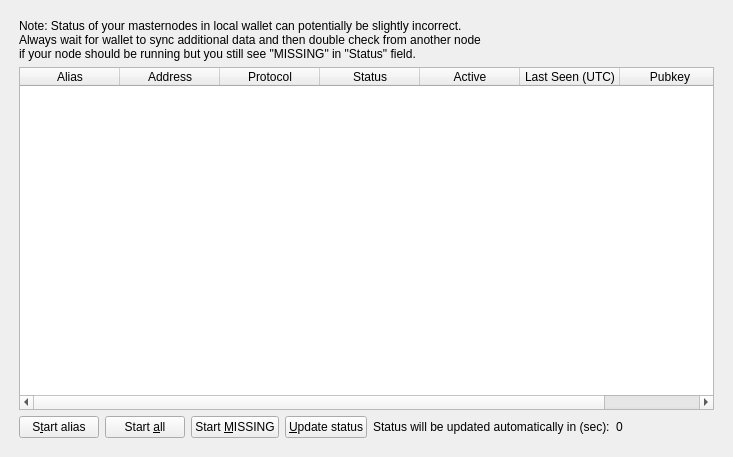
This is src/qt/forms/masternodelist.ui in ElCrebel/Merebel as Qt 5 draws it before an edit. The edited form follows.
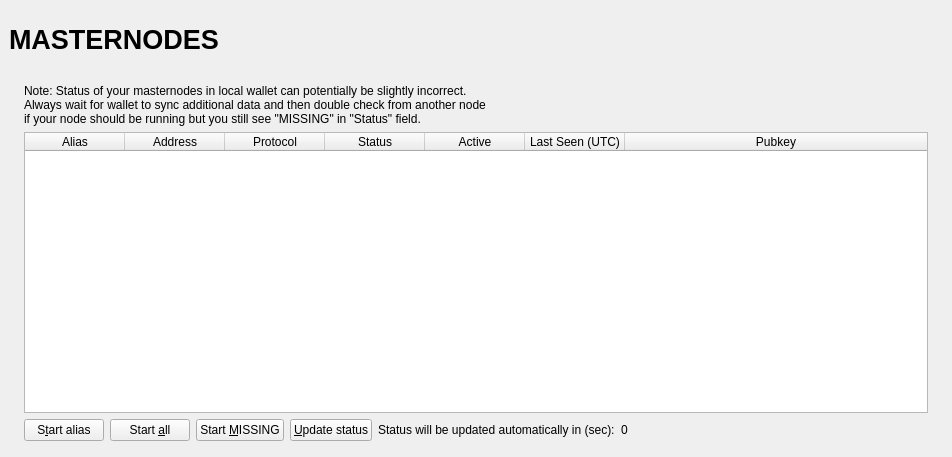
This is the edited form.

The edit to the form file:
```diff
--- a/src/qt/forms/masternodelist.ui
+++ b/src/qt/forms/masternodelist.ui
@@ -13,29 +13,119 @@
   <property name="windowTitle">
    <string>Form</string>
   </property>
-  <layout class="QVBoxLayout" name="topLayout">
-   <property name="leftMargin">
-    <number>10</number>
+  <layout class="QVBoxLayout" name="topLayout" stretch="0">
+   <property name="margin">
+    <number>9</number>
    </property>
-   <property name="topMargin">
-    <number>10</number>
-   </property>
-   <property name="rightMargin">
-    <number>10</number>
-   </property>
-   <property name="bottomMargin">
-    <number>10</number>
-   </property>
+   <item>
+    <layout class="QVBoxLayout" name="verticalLayout_Master" stretch="0,1">
+     <property name="spacing">
+      <number>0</number>
+     </property>
+     <item>
+      <widget class="QFrame" name="frame_Header">
+       <layout class="QVBoxLayout" name="verticalLayout_4">
+        <property name="margin">
+         <number>0</number>
+        </property>
+        <item>
+         <layout class="QHBoxLayout" name="horizontalLayout_Header" stretch="1,0,1">
+          <item>
+           <widget class="QLabel" name="labelOverviewHeaderLeft">
+            <property name="minimumSize">
+             <size>
+              <width>464</width>
+              <height>60</height>
+             </size>
+            </property>
+            <property name="maximumSize">
+             <size>
+              <width>16777215</width>
+              <height>60</height>
+             </size>
+            </property>
+            <property name="font">
+             <font>
+              <pointsize>20</pointsize>
+              <weight>75</weight>
+              <bold>true</bold>
+             </font>
+            </property>
+            <property name="text">
+             <string>MASTERNODES</string>
+            </property>
+           </widget>
+          </item>
     <item>
-     <widget class="QWidget" name="tabMyMasternodes">
-      <attribute name="title">
-       <string>My Masternodes</string>
-      </attribute>
+           <spacer name="horizontalSpacer">
+            <property name="orientation">
+             <enum>Qt::Horizontal</enum>
+            </property>
+            <property name="sizeHint" stdset="0">
+             <size>
+              <width>40</width>
+              <height>20</height>
+             </size>
+            </property>
+           </spacer>
+          </item>
+          <item>
+           <widget class="QLabel" name="labelOverviewHeaderRight">
+            <property name="minimumSize">
+             <size>
+              <width>464</width>
+              <height>60</height>
+             </size>
+            </property>
+            <property name="maximumSize">
+             <size>
+              <width>16777215</width>
+              <height>60</height>
+             </size>
+            </property>
+            <property name="font">
+             <font>
+              <pointsize>14</pointsize>
+             </font>
+            </property>
+            <property name="text">
+             <string/>
+            </property>
+            <property name="alignment">
+             <set>Qt::AlignRight|Qt::AlignTrailing|Qt::AlignVCenter</set>
+            </property>
+           </widget>
+          </item>
+         </layout>
+        </item>
+       </layout>
+      </widget>
+     </item>
+     <item>
+      <widget class="QFrame" name="frame_BG">
+       <layout class="QVBoxLayout" name="verticalLayout_3">
+        <property name="margin">
+         <number>6</number>
+        </property>
+        <item>
+         <widget class="QFrame" name="frame_Content">
+          <layout class="QVBoxLayout" name="verticalLayout">
+           <property name="spacing">
+            <number>0</number>
+           </property>
+           <property name="margin">
+            <number>0</number>
+           </property>
+           <item>
       <layout class="QGridLayout" name="gridLayout_2">
+             <property name="spacing">
+              <number>2</number>
+             </property>
        <item row="0" column="0">
+              <widget class="QFrame" name="frameList">
         <layout class="QVBoxLayout" name="verticalLayout_2">
          <property name="bottomMargin">
-          <number>0</number>
+                 <number>1</number>
          </property>
          <item>
           <layout class="QHBoxLayout" name="horizontalLayout_note">
@@ -217,9 +307,17 @@
           </layout>
          </item>
         </layout>
-       </item>
-      </layout>
-     </widget>
+              </widget>
+             </item>
+            </layout>
+           </item>
+          </layout>
+         </widget>
+        </item>
+       </layout>
+      </widget>
+     </item>
+    </layout>
     </item>
   </layout>
  </widget>
```
Left out of the diff: 3 changed lines with no effect on the pictures. Lines whose indentation alone changed are shown as unchanged.
